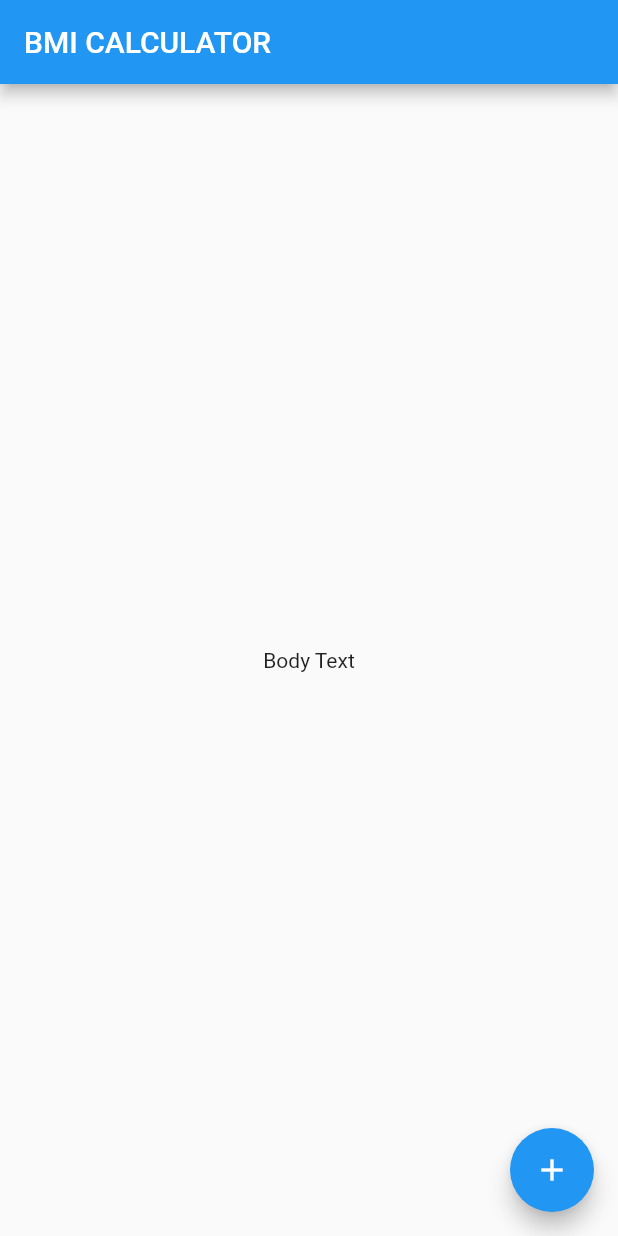
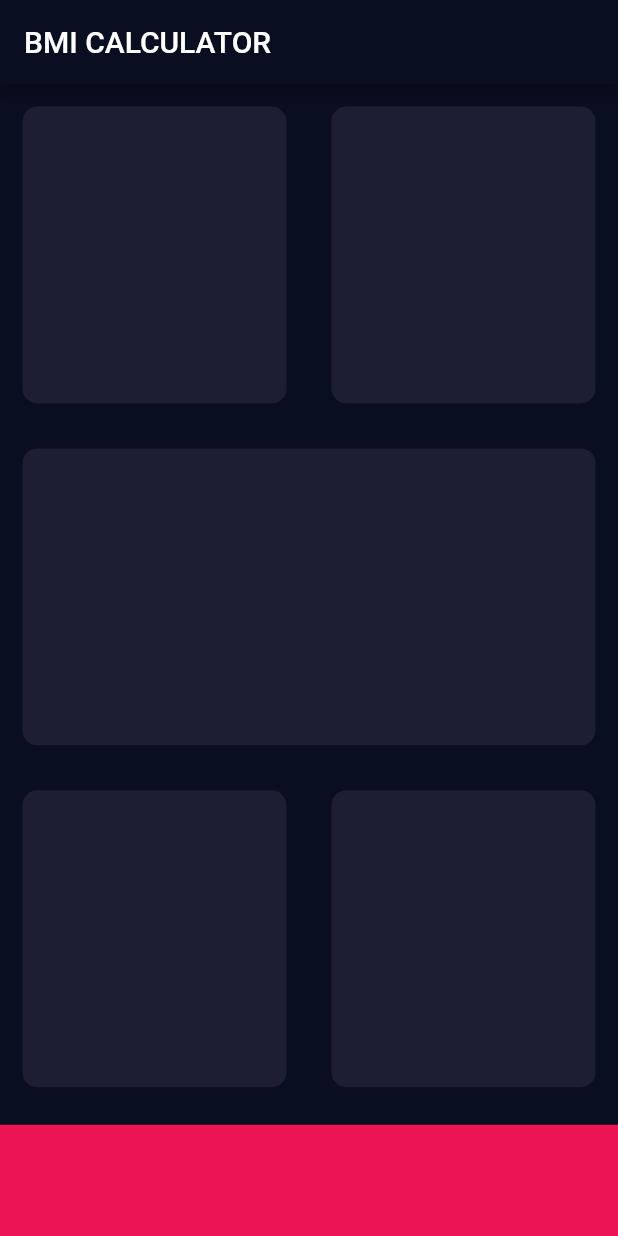
Before and after one commit to nativacu/bmi-calculator-flutter, a Flutter app: the screen it shows after launch, on a phone screen of 412 x 824 dp. Run offline on Flutter 3.47's test engine with Material 2 defaults, Android fonts, the phone set to English and light mode, and no system bars.

Commit message:
style: adding layout for homepage

```diff
--- /dev/null
+++ b/lib/input_page.dart
@@ -0,0 +1,84 @@
+import 'package:flutter/cupertino.dart';
+import 'package:flutter/material.dart';
+
+const double buttonHeight = 70.0;
+const Color buttonColor = Color(0xFFEB1555);
+const Color defaultColor = Color(0xFF1D1E33);
+
+class InputPage extends StatefulWidget {
+  const InputPage({super.key});
+
+  @override
+  State<InputPage> createState() => _InputPageState();
+}
+
+class _InputPageState extends State<InputPage> {
+  @override
+  Widget build(BuildContext context) {
+    final h = MediaQuery.of(context).size.height;
+
+    return Scaffold(
+      appBar: AppBar(
+        title: Text('BMI CALCULATOR'),
+      ),
+      body: Column(
+        children: [
+          // Row(
+          //   children: [
+          Expanded(
+            child: Row(
+              children: [
+                Expanded(
+                  child: Card(),
+                ),
+                Expanded(
+                  child: Card(),
+                ),
+              ],
+            ),
+          ),
+          Expanded(
+            child: Card(),
+          ),
+          Expanded(
+            child: Row(
+              children: [
+                Expanded(
+                  child: Card(),
+                ),
+                Expanded(
+                  child: Card(),
+                ),
+              ],
+            ),
+          ),
+          Container(
+            color: buttonColor,
+            margin: const EdgeInsets.only(top: 10.0),
+            width: double.infinity,
+            height: h * 0.09,
+          )
+          //   ],
+          // ),
+        ],
+      ),
+    );
+  }
+}
+
+class Card extends StatelessWidget {
+  final Color color;
+
+  Card({this.color = defaultColor});
+
+  @override
+  Widget build(BuildContext context) {
+    return Container(
+      margin: const EdgeInsets.all(15.0),
+      decoration: BoxDecoration(
+        borderRadius: BorderRadius.circular(10),
+        color: color,
+      ),
+    );
+  }
+}
--- a/lib/main.dart
+++ b/lib/main.dart
@@ -1,4 +1,6 @@
 import 'package:flutter/material.dart';
+
+import 'input_page.dart';
 
 void main() {
   runApp(const MyApp());
@@ -11,37 +13,13 @@ class MyApp extends StatelessWidget {
   Widget build(BuildContext context) {
     return MaterialApp(
       title: 'Flutter Demo',
-      theme: ThemeData(
-        primarySwatch: Colors.blue,
+      theme: ThemeData.dark().copyWith(
+        colorScheme: ColorScheme.fromSwatch().copyWith(
+          primary: const Color(0xFF0A0E21),
+        ),
+        scaffoldBackgroundColor: const Color(0xFF0A0E21),
       ),
       home: const InputPage(),
     );
   }
 }
-
-class InputPage extends StatefulWidget {
-  const InputPage({super.key});
-
-  @override
-  State<InputPage> createState() => _InputPageState();
-}
-
-class _InputPageState extends State<InputPage> {
-  @override
-  Widget build(BuildContext context) {
-    return Scaffold(
-      appBar: AppBar(
-        title: Text('BMI CALCULATOR'),
-      ),
-      body: const Center(
-        child: Text(
-          'Body Text',
-        ),
-      ),
-      floatingActionButton: FloatingActionButton(
-        onPressed: () {},
-        child: const Icon(Icons.add),
-      ),
-    );
-  }
-}
```
